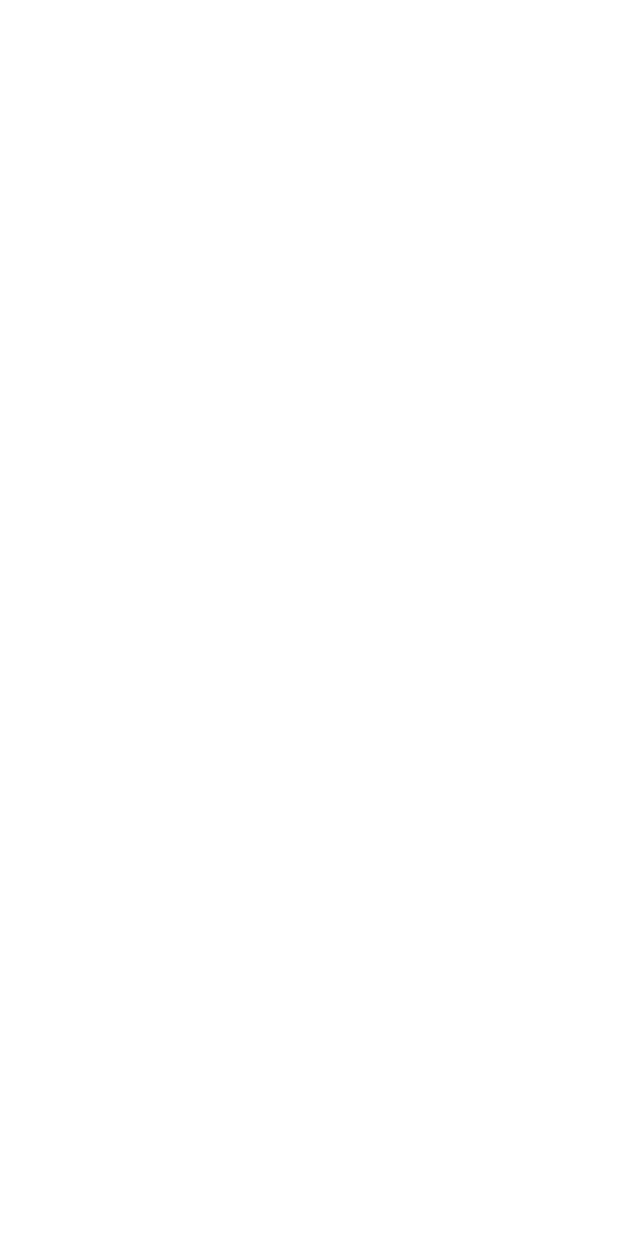
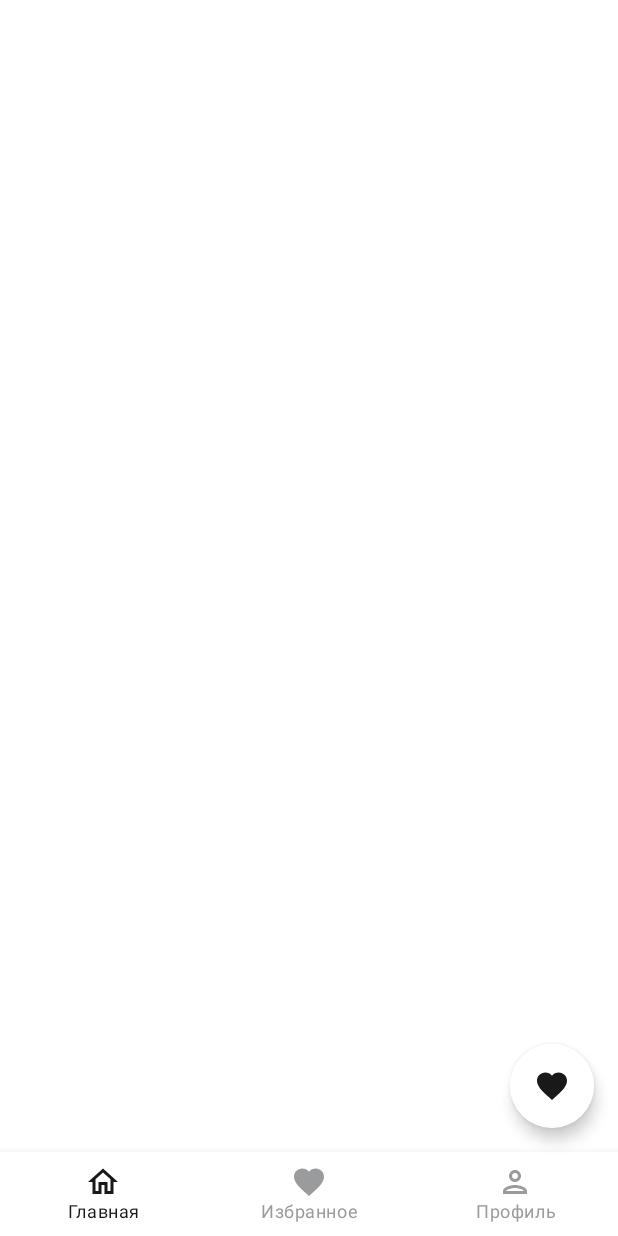
Before and after one commit to VankoProject/VKNewsClient, an Android app built with Jetpack Compose: the screen it shows after launch (MainActivity), on a phone screen of 412 x 824 dp. Before the commit the screen is empty. Run offline under Robolectric (Android 15) with nearby library versions, the phone set to English and light mode, and no system bars.

Commit message:
Create Bottom Nav Menu and FAB Refactoring dependencies Set colors for both theme

```diff
--- a/app/src/main/java/com/kliachenko/vknewsclient/MainActivity.kt
+++ b/app/src/main/java/com/kliachenko/vknewsclient/MainActivity.kt
@@ -3,10 +3,7 @@ package com.kliachenko.vknewsclient
 import android.os.Bundle
 import androidx.activity.ComponentActivity
 import androidx.activity.compose.setContent
-import androidx.compose.foundation.layout.fillMaxSize
-import androidx.compose.material.MaterialTheme
-import androidx.compose.material.Surface
-import androidx.compose.ui.Modifier
+import com.kliachenko.vknewsclient.ui.MainScreen
 import com.kliachenko.vknewsclient.ui.theme.VKNewsClientTheme
 
 class MainActivity : ComponentActivity() {
@@ -14,12 +11,7 @@ class MainActivity : ComponentActivity() {
         super.onCreate(savedInstanceState)
         setContent {
             VKNewsClientTheme {
-                Surface(
-                    modifier = Modifier.fillMaxSize(),
-                    color = MaterialTheme.colors.background
-                ) {
-
-                }
+                MainScreen()
             }
         }
     }
--- /dev/null
+++ b/app/src/main/java/com/kliachenko/vknewsclient/ui/NavigationIcon.kt
@@ -0,0 +1,28 @@
+package com.kliachenko.vknewsclient.ui
+
+import androidx.compose.material.icons.Icons
+import androidx.compose.material.icons.outlined.Favorite
+import androidx.compose.material.icons.outlined.Home
+import androidx.compose.material.icons.outlined.Person
+import androidx.compose.ui.graphics.vector.ImageVector
+import com.kliachenko.vknewsclient.R
+
+sealed class NavigationIcon(
+    val titleResId: Int,
+    val icon: ImageVector
+) {
+    object Home : NavigationIcon(
+        titleResId = R.string.navigation_item_main,
+        icon = Icons.Outlined.Home
+    )
+
+    object Favourite : NavigationIcon(
+        titleResId = R.string.navigation_item_favourite,
+        icon = Icons.Outlined.Favorite
+    )
+
+    object Profile : NavigationIcon(
+        titleResId = R.string.navigation_item_profile,
+        icon = Icons.Outlined.Person
+    )
+}
--- /dev/null
+++ b/app/src/main/java/com/kliachenko/vknewsclient/ui/VkNewsMainScreen.kt
@@ -0,0 +1,80 @@
+package com.kliachenko.vknewsclient.ui
+
+import android.annotation.SuppressLint
+import android.util.Log
+import androidx.compose.material.*
+import androidx.compose.material.icons.Icons
+import androidx.compose.material.icons.filled.Favorite
+import androidx.compose.runtime.Composable
+import androidx.compose.runtime.mutableStateOf
+import androidx.compose.runtime.remember
+import androidx.compose.runtime.rememberCoroutineScope
+import androidx.compose.ui.res.stringResource
+import kotlinx.coroutines.launch
+
+@SuppressLint("UnusedMaterialScaffoldPaddingParameter")
+@Composable
+fun MainScreen() {
+    val snackBarHostState = remember {
+        SnackbarHostState()
+    }
+    val scope = rememberCoroutineScope()
+    val fabIsVisible = remember {
+        mutableStateOf(true)
+    }
+
+    Scaffold(
+        snackbarHost = {
+            SnackbarHost(hostState = snackBarHostState)
+        },
+        floatingActionButton = {
+            if (fabIsVisible.value) {
+                FloatingActionButton(
+                    onClick = {
+                        scope.launch {
+                            val action = snackBarHostState.showSnackbar(
+                                message = "This is snackBar",
+                                actionLabel = "Hide FAB",
+                                duration = SnackbarDuration.Long
+                            )
+                            if (action == SnackbarResult.ActionPerformed) {
+                                fabIsVisible.value = false
+                            }
+                        }
+                    }
+                ) {
+                    Icon(Icons.Filled.Favorite, contentDescription = null)
+                }
+            }
+        },
+        bottomBar = {
+            BottomNavigation {
+                Log.d("COMPOSE_TEST", "BottomNavigation")
+                val selectedItemPosition = remember {
+                    mutableStateOf(0)
+                }
+                val items = listOf(
+                    NavigationIcon.Home,
+                    NavigationIcon.Favourite,
+                    NavigationIcon.Profile
+                )
+                items.forEachIndexed { index, item ->
+                    BottomNavigationItem(
+                        selected = selectedItemPosition.value == index,
+                        onClick = { selectedItemPosition.value = index },
+                        icon = {
+                            Icon(item.icon, contentDescription = null)
+                        },
+                        label = {
+                            Text(text = stringResource(id = item.titleResId))
+                        },
+                        selectedContentColor = MaterialTheme.colors.onPrimary,
+                        unselectedContentColor = MaterialTheme.colors.onSecondary
+                    )
+                }
+            }
+        }
+    ) {
+
+    }
+}
--- a/app/src/main/java/com/kliachenko/vknewsclient/ui/theme/Color.kt
+++ b/app/src/main/java/com/kliachenko/vknewsclient/ui/theme/Color.kt
@@ -2,7 +2,5 @@ package com.kliachenko.vknewsclient.ui.theme
 
 import androidx.compose.ui.graphics.Color
 
-val Purple200 = Color(0xFFBB86FC)
-val Purple500 = Color(0xFF6200EE)
-val Purple700 = Color(0xFF3700B3)
-val Teal200 = Color(0xFF03DAC5)
+val Black500 = Color(0xff9a9b9d)
+val Black900 = Color(0xff191919)
--- a/app/src/main/java/com/kliachenko/vknewsclient/ui/theme/Theme.kt
+++ b/app/src/main/java/com/kliachenko/vknewsclient/ui/theme/Theme.kt
@@ -1,5 +1,6 @@
 package com.kliachenko.vknewsclient.ui.theme
 
+import android.annotation.SuppressLint
 import androidx.compose.foundation.isSystemInDarkTheme
 import androidx.compose.material.MaterialTheme
 import androidx.compose.material.darkColors
@@ -7,28 +8,28 @@ import androidx.compose.material.lightColors
 import androidx.compose.runtime.Composable
 import androidx.compose.ui.graphics.Color
 
+@SuppressLint("ConflictingOnColor")
 private val DarkColorPalette = darkColors(
-    primary = Purple200,
-    primaryVariant = Purple700,
-    secondary = Teal200,
-
+    primary = Black900,
+    primaryVariant = Black900,
+    secondary = Black900,
     background = Color.Black,
     surface = Color.Black,
-    onPrimary = Color.Black,
-    onSecondary = Color.White,
+    onPrimary = Color.White,
+    onSecondary = Black500,
     onBackground = Color.White,
     onSurface = Color.White,
 )
 
+@SuppressLint("ConflictingOnColor")
 private val LightColorPalette = lightColors(
-    primary = Purple500,
-    primaryVariant = Purple700,
-    secondary = Teal200,
-
+    primary = Color.White,
+    primaryVariant = Color.White,
+    secondary = Color.White,
     background = Color.White,
     surface = Color.White,
-    onPrimary = Color.White,
-    onSecondary = Color.Black,
+    onPrimary = Black900,
+    onSecondary = Black500,
     onBackground = Color.Black,
     onSurface = Color.Black,
 
--- /dev/null
+++ b/app/src/main/res/drawable/ic_comment.xml
@@ -0,0 +1,5 @@
+<vector android:height="24dp" android:tint="#000000"
+    android:viewportHeight="24" android:viewportWidth="24"
+    android:width="24dp" xmlns:android="http://schemas.android.com/apk/res/android">
+    <path android:fillColor="@android:color/white" android:pathData="M21.99,4c0,-1.1 -0.89,-2 -1.99,-2H4c-1.1,0 -2,0.9 -2,2v12c0,1.1 0.9,2 2,2h14l4,4 -0.01,-18z"/>
+</vector>
--- /dev/null
+++ b/app/src/main/res/drawable/ic_favorite.xml
@@ -0,0 +1,5 @@
+<vector android:height="24dp" android:tint="#000000"
+    android:viewportHeight="24" android:viewportWidth="24"
+    android:width="24dp" xmlns:android="http://schemas.android.com/apk/res/android">
+    <path android:fillColor="@android:color/white" android:pathData="M16.5,3c-1.74,0 -3.41,0.81 -4.5,2.09C10.91,3.81 9.24,3 7.5,3 4.42,3 2,5.42 2,8.5c0,3.78 3.4,6.86 8.55,11.54L12,21.35l1.45,-1.32C18.6,15.36 22,12.28 22,8.5 22,5.42 19.58,3 16.5,3zM12.1,18.55l-0.1,0.1 -0.1,-0.1C7.14,14.24 4,11.39 4,8.5 4,6.5 5.5,5 7.5,5c1.54,0 3.04,0.99 3.57,2.36h1.87C13.46,5.99 14.96,5 16.5,5c2,0 3.5,1.5 3.5,3.5 0,2.89 -3.14,5.74 -7.9,10.05z"/>
+</vector>
--- /dev/null
+++ b/app/src/main/res/drawable/ic_reply.xml
@@ -0,0 +1,5 @@
+<vector android:autoMirrored="true" android:height="24dp"
+    android:tint="#000000" android:viewportHeight="24"
+    android:viewportWidth="24" android:width="24dp" xmlns:android="http://schemas.android.com/apk/res/android">
+    <path android:fillColor="@android:color/white" android:pathData="M10,9V5l-7,7 7,7v-4.1c5,0 8.5,1.6 11,5.1 -1,-5 -4,-10 -11,-11z"/>
+</vector>
--- /dev/null
+++ b/app/src/main/res/drawable/ic_visibility.xml
@@ -0,0 +1,5 @@
+<vector android:height="24dp" android:tint="#000000"
+    android:viewportHeight="24" android:viewportWidth="24"
+    android:width="24dp" xmlns:android="http://schemas.android.com/apk/res/android">
+    <path android:fillColor="@android:color/white" android:pathData="M12,4.5C7,4.5 2.73,7.61 1,12c1.73,4.39 6,7.5 11,7.5s9.27,-3.11 11,-7.5c-1.73,-4.39 -6,-7.5 -11,-7.5zM12,17c-2.76,0 -5,-2.24 -5,-5s2.24,-5 5,-5 5,2.24 5,5 -2.24,5 -5,5zM12,9c-1.66,0 -3,1.34 -3,3s1.34,3 3,3 3,-1.34 3,-3 -1.34,-3 -3,-3z"/>
+</vector>
--- a/app/src/main/res/values/strings.xml
+++ b/app/src/main/res/values/strings.xml
@@ -1,3 +1,9 @@
 <resources>
     <string name="app_name">VKNewsClient</string>
+    <string name="template_text">Lorem ipsum dolor sit amet, consectetur adipiscing elit.</string>
+    <string name="navigation_item_main">Главная</string>
+    <string name="navigation_item_favourite">Избранное</string>
+    <string name="navigation_item_profile">Профиль</string>
+
+
 </resources>
```
Also changed, not shown: app/build.gradle (+8 -3 lines), app/src/main/java/com/kliachenko/vknewsclient/ui/CardGroupInfo.kt (added, +143 -0 lines), build.gradle (+16 -3 lines), app/src/main/res/drawable/kyiv_neperemojny.jpg (added).
